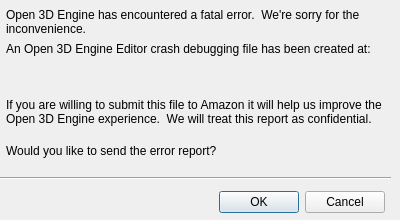
Old version of the form Code/Tools/CrashHandler/Tools/UI/submit_report.ui in the repository o3de/o3de.
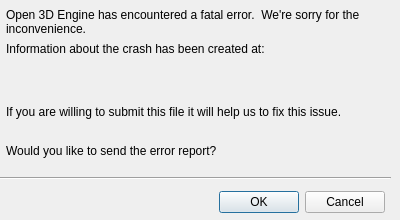
New version of the form. Icons and pictures are not drawn.

Commit message: Allow to manually report an issue

The edit to the form file:
```diff
--- a/Code/Tools/CrashHandler/Tools/UI/submit_report.ui
+++ b/Code/Tools/CrashHandler/Tools/UI/submit_report.ui
@@ -96,7 +96,7 @@
     </rect>
    </property>
    <property name="text">
-    <string>An Open 3D Engine Editor crash debugging file has been created at:</string>
+    <string>Information about the crash has been created at:</string>
    </property>
    <property name="wordWrap">
     <bool>true</bool>
@@ -134,7 +134,7 @@
     </rect>
    </property>
    <property name="text">
-    <string>If you are willing to submit this file to Amazon it will help us improve the Open 3D Engine experience.  We will treat this report as confidential.</string>
+    <string>If you are willing to submit this file it will help us to fix this issue.</string>
    </property>
    <property name="wordWrap">
     <bool>true</bool>
```
Left out of the diff: 2 changed lines with no effect on the pictures. The commit also changes 8 other files.
